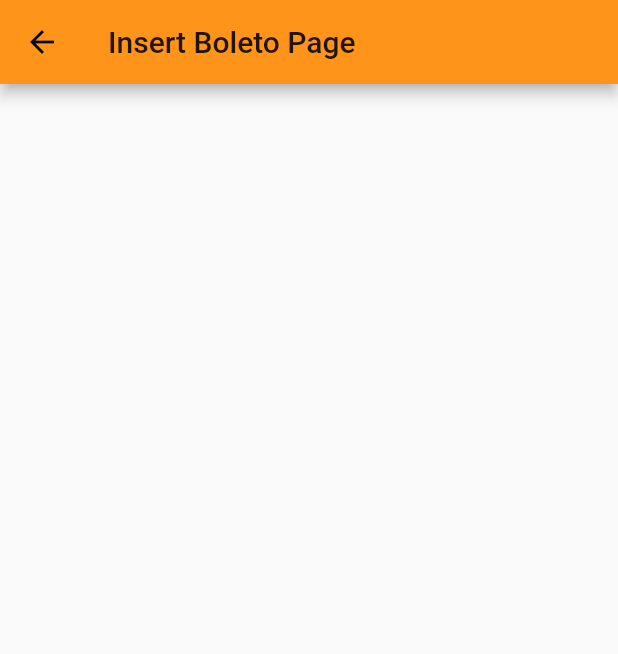
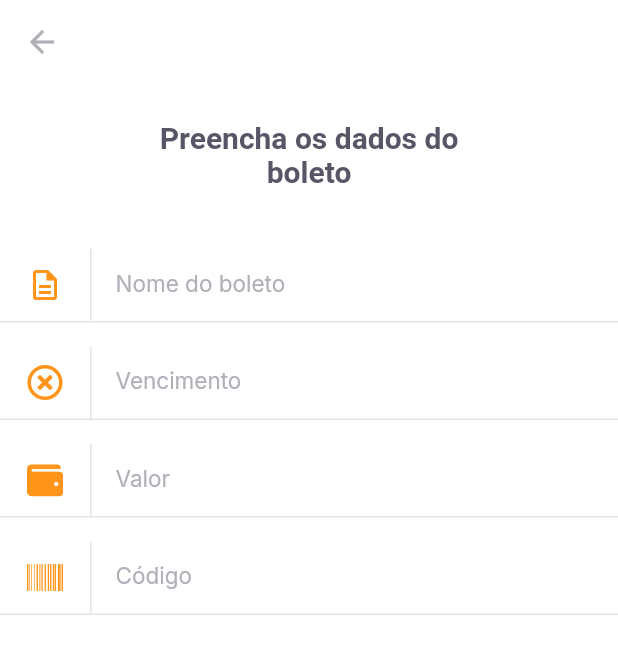
Before and after one commit to maycon26/PayFlow, a Flutter app: the InsertBoletoPage screen opened by its route, on a phone screen of 412 x 824 dp. Shown: the top 654 px of the screen. Run offline on Flutter 3.47's test engine with Material 2 defaults, Android fonts, the phone set to English and light mode, and no system bars; our stand-ins replace camera, firebase_core, font_awesome_flutter, google_fonts, google_sign_in, image_picker and 1 more; missing offline and left inert: google_ml_kit; accounts and stored records are empty.

Commit message:
Details page in progress

```diff
--- a/lib/modules/home/home_page.dart
+++ b/lib/modules/home/home_page.dart
@@ -71,7 +71,7 @@ class _HomePageState extends State<HomePage> {
                 )),
             GestureDetector(
               onTap: () {
-                Navigator.pushNamed(context, "/barcode_scanner");
+                Navigator.pushNamed(context, "/insert_boleto"); //barcode_scanner
               },
               child: Container(
                 width: 56,
--- a/lib/modules/insert_boleto/insert_boleto_page.dart
+++ b/lib/modules/insert_boleto/insert_boleto_page.dart
@@ -1,4 +1,8 @@
 import 'package:flutter/material.dart';
+import 'package:font_awesome_flutter/font_awesome_flutter.dart';
+import 'package:payflow/shared/themes/app_colors.dart';
+import 'package:payflow/shared/themes/app_text_styles.dart';
+import 'package:payflow/shared/widgets/input_text/input_text_widget.dart';
 
 class InsertBoletoPage extends StatelessWidget {
   const InsertBoletoPage({Key? key}) : super(key: key);
@@ -6,11 +10,40 @@ class InsertBoletoPage extends StatelessWidget {
   @override
   Widget build(BuildContext context) {
     return Scaffold(
+      backgroundColor: AppColors.background,
       appBar: AppBar(
-        title: Text("Insert Boleto Page"),
+        backgroundColor: AppColors.background,
+        elevation: 0,
+        leading: BackButton(color: AppColors.input),
       ),
-      body: Container(
-        //child: Text(""),
+      body: Column(
+        crossAxisAlignment: CrossAxisAlignment.center,
+        children: [
+          Padding(
+            padding: const EdgeInsets.symmetric(horizontal: 93, vertical: 24),
+            child: Text(
+              "Preencha os dados do boleto",
+              style: AppTextStyles.titleBoldHeading,
+              textAlign: TextAlign.center,
+            ),
+          ),
+          InputTextWidget(
+            label: "Nome do boleto",
+            icon: Icons.description_outlined,
+          ),
+          InputTextWidget(
+            label: "Vencimento",
+            icon: FontAwesomeIcons.timesCircle,
+          ),
+          InputTextWidget(
+            label: "Valor",
+            icon: FontAwesomeIcons.wallet,
+          ),
+          InputTextWidget(
+            label: "Código",
+            icon: FontAwesomeIcons.barcode,
+          ),
+        ],
       ),
     );
   }
--- a/lib/shared/themes/app_colors.dart
+++ b/lib/shared/themes/app_colors.dart
@@ -4,8 +4,9 @@ class AppColors{
   static final primary = Color(0xFFFF941A);
   static final grey = Color(0xFF585666);
   static final delete = Color(0xFFE83F5B);
-  static final heading = Color(0xFF585666	);
-  static final body = Color(0xFF706E7A	);
+  static final heading = Color(0xFF585666);
+  static final body = Color(0xFF706E7A);
+  static final input = Color(0xFFB1B0B8);
   static final stroke = Color(0xFFE3E3E6);
   static final shape = Color(0xFFFAFAFC);
   static final background = Color(0xFFFFFFFF);
--- a/lib/shared/themes/app_text_styles.dart
+++ b/lib/shared/themes/app_text_styles.dart
@@ -78,6 +78,11 @@ class AppTextStyles {
     fontWeight: FontWeight.w700,
     color: AppColors.background,
   );
+  static final input = GoogleFonts.inter(
+    fontSize: 15,
+    fontWeight: FontWeight.w400,
+    color: AppColors.input,
+  );
   static final captionBackground = GoogleFonts.inter(
     fontSize: 13,
     fontWeight: FontWeight.w400,
--- /dev/null
+++ b/lib/shared/widgets/input_text/input_text_widget.dart
@@ -0,0 +1,48 @@
+import 'package:flutter/material.dart';
+import 'package:payflow/shared/themes/app_colors.dart';
+import 'package:payflow/shared/themes/app_text_styles.dart';
+
+class InputTextWidget extends StatelessWidget {
+  final String label;
+  final IconData icon;
+  const InputTextWidget({Key? key, required this.label, required this.icon}) : super(key: key);
+
+  @override
+  Widget build(BuildContext context) {
+    return Padding(
+      padding: const EdgeInsets.only(top: 16),
+      child: Column(
+        children: [
+          TextFormField(
+            style: AppTextStyles.input,
+            decoration: InputDecoration(
+              contentPadding: EdgeInsets.zero,
+              labelText: label,
+              labelStyle: AppTextStyles.input,
+              border: InputBorder.none,
+              icon: Row(
+                mainAxisSize: MainAxisSize.min,
+                children: [
+                  Padding(
+                      padding: const EdgeInsets.symmetric(horizontal: 18, vertical: 14),
+                      child: Icon(icon, color: AppColors.primary,),
+                  ),
+                  Container(
+                    width: 1,
+                    height: 48,
+                    color: AppColors.stroke,
+                  )
+                ],
+              ),
+            ),
+          ),
+          Divider(
+            height: 1,
+            thickness: 1,
+            color: AppColors.stroke,
+          ),
+        ],
+      ),
+    );
+  }
+}
--- a/pubspec.yaml
+++ b/pubspec.yaml
@@ -35,6 +35,7 @@ dependencies:
   google_ml_kit: ^0.6.0
   camera: ^0.8.1+3
   image_picker: ^0.8.1+3
+  font_awesome_flutter: ^9.1.0
 
 dev_dependencies:
   flutter_test:
```
Also changed, not shown: pubspec.lock.
